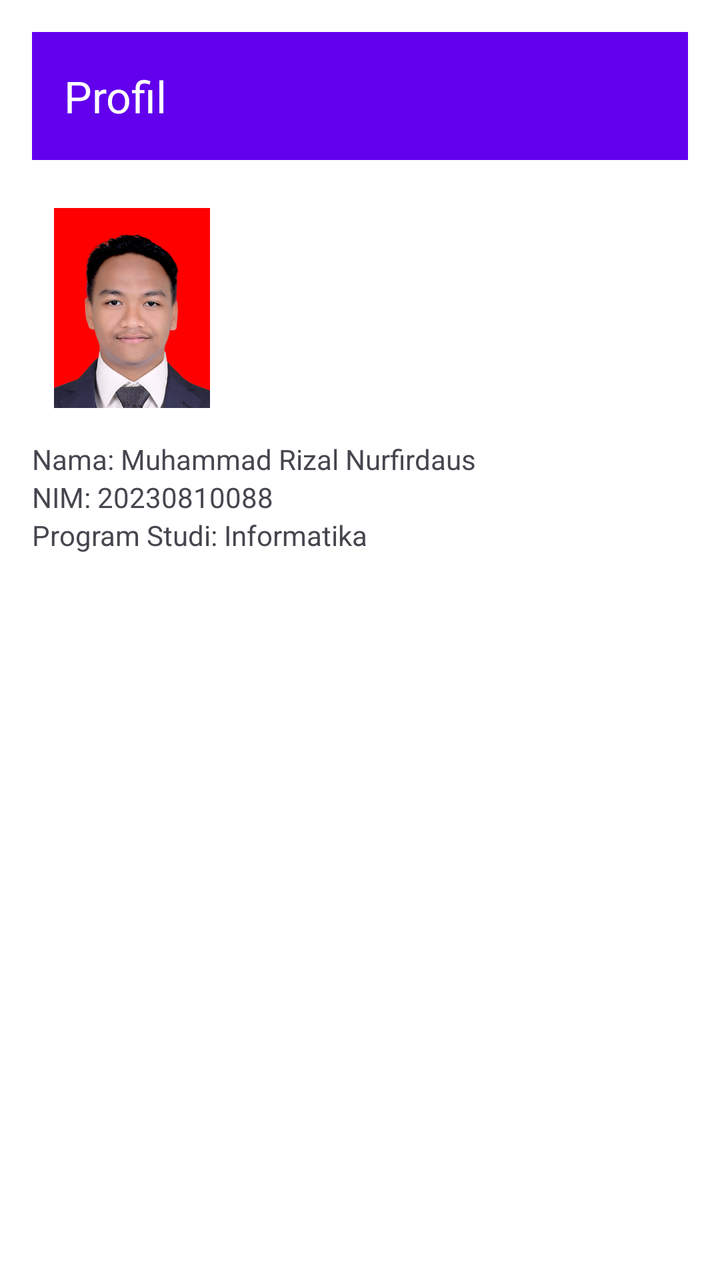
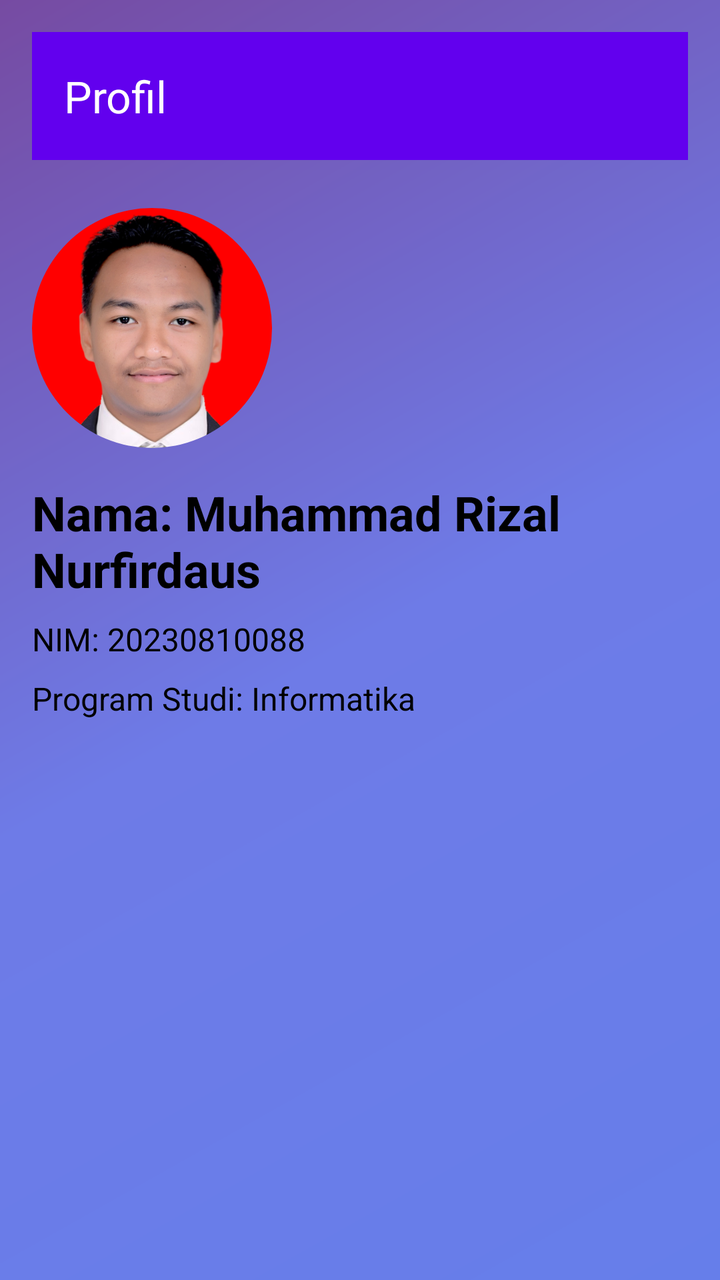

An Android layout rendered at two revisions. The XML below is the earlier revision; the diff shows what the commit changed to produce the second picture.
<!-- AndroidManifest.xml: application theme Theme.Aplikasi_Data_Mahasiswa -->
<!-- res/layout/activity_profile.xml -->
<?xml version="1.0" encoding="utf-8"?>
<LinearLayout xmlns:android="http://schemas.android.com/apk/res/android"
    xmlns:app="http://schemas.android.com/apk/res-auto"
    android:layout_width="match_parent"
    android:layout_height="match_parent"
    android:orientation="vertical"
    android:padding="16dp">

    <com.google.android.material.appbar.MaterialToolbar
        android:id="@+id/toolbar"
        android:layout_width="match_parent"
        android:layout_height="wrap_content"
        android:background="?attr/colorPrimary"
        android:theme="@style/ThemeOverlay.Material3.Dark.ActionBar"
        app:title="Profil" />

    <ImageView
        android:layout_width="100dp"
        android:layout_height="100dp"
        android:layout_marginTop="24dp"
        android:src="@drawable/muhammad_rizal" />

    <TextView
        android:layout_width="wrap_content"
        android:layout_height="wrap_content"
        android:text="Nama: Muhammad Rizal Nurfirdaus"
        android:layout_marginTop="16dp" />

    <TextView
        android:layout_width="wrap_content"
        android:layout_height="wrap_content"
        android:text="NIM: 20230810088" />

    <TextView
        android:layout_width="wrap_content"
        android:layout_height="wrap_content"
        android:text="Program Studi: Informatika" />

</LinearLayout>
<!-- resources referenced by this layout -->
<resources>
  <!-- drawable muhammad_rizal: png bitmap (drawable, 206297 bytes) -->
  <style name="Theme.Aplikasi_Data_Mahasiswa" parent="Base.Theme.Aplikasi_Data_Mahasiswa" />
  <style name="Base.Theme.Aplikasi_Data_Mahasiswa" parent="Theme.Material3.DayNight.NoActionBar">
          
          <item name="colorPrimary">@color/primary</item>
          <item name="colorPrimaryDark">@color/primary_dark</item>
          <item name="colorAccent">@color/accent</item>
  
          
          <item name="android:colorBackground">@color/background</item>
          <item name="colorSurface">@color/surface</item>
  
          
          <item name="android:textColorPrimary">@color/text_primary</item>
          <item name="android:textColorSecondary">@color/text_secondary</item>
          <item name="android:textColorHint">@color/text_hint</item>
      </style>
  <color name="primary">#6200EE</color>
  <color name="primary_dark">#3700B3</color>
  <color name="accent">#03DAC5</color>
  <color name="background">#FFFFFF</color>
  <color name="surface">#FFFFFF</color>
  <color name="text_primary">#212121</color>
  <color name="text_secondary">#757575</color>
  <color name="text_hint">#9E9E9E</color>
</resources>

<!-- the commit's change to res/layout/activity_profile.xml (unified diff, before → after) -->
@@ -4,36 +4,43 @@
     android:layout_width="match_parent"
     android:layout_height="match_parent"
     android:orientation="vertical"
-    android:padding="16dp">
+    android:padding="16dp"
+    android:background="@drawable/background_gradient">
 
     <com.google.android.material.appbar.MaterialToolbar
         android:id="@+id/toolbar"
+        style="@style/ToolbarStyle"
         android:layout_width="match_parent"
         android:layout_height="wrap_content"
-        android:background="?attr/colorPrimary"
-        android:theme="@style/ThemeOverlay.Material3.Dark.ActionBar"
-        app:title="Profil" />
+        app:title="@string/profile_title" />
 
-    <ImageView
-        android:layout_width="100dp"
-        android:layout_height="100dp"
+    <com.google.android.material.imageview.ShapeableImageView
+        android:id="@+id/img_profile"
+        style="@style/ProfileImageStyle"
         android:layout_marginTop="24dp"
-        android:src="@drawable/muhammad_rizal" />
+        android:src="@drawable/muhammad_rizal"
+        android:contentDescription="@string/profile_image_desc"
+        app:shapeAppearanceOverlay="@style/CircleShapeAppearance" />
 
     <TextView
         android:layout_width="wrap_content"
         android:layout_height="wrap_content"
-        android:text="Nama: Muhammad Rizal Nurfirdaus"
-        android:layout_marginTop="16dp" />
+        style="@style/ProfileNameStyle"
+        android:text="@string/profile_name"
+        android:textColor="@android:color/black" />
 
     <TextView
         android:layout_width="wrap_content"
         android:layout_height="wrap_content"
-        android:text="NIM: 20230810088" />
+        style="@style/ProfileInfoStyle"
+        android:text="@string/profile_nim"
+        android:textColor="@android:color/black" />
 
     <TextView
         android:layout_width="wrap_content"
         android:layout_height="wrap_content"
-        android:text="Program Studi: Informatika" />
+        style="@style/ProfileInfoStyle"
+        android:text="@string/profile_study"
+        android:textColor="@android:color/black" />
 
 </LinearLayout>
<!-- resource entries referenced after the edit -->
@@ -1,7 +1,49 @@
 <!-- resources referenced by this layout -->
 <resources>
+  <!-- drawable background_gradient (drawable) -->
+  <?xml version="1.0" encoding="utf-8"?>
+  <shape xmlns:android="http://schemas.android.com/apk/res/android">
+      <gradient
+          android:angle="135"
+          android:startColor="@color/gradient_start"
+          android:centerColor="#6E7BE7"
+          android:endColor="@color/gradient_end"
+          android:type="linear" />
+  </shape>
   <!-- drawable muhammad_rizal: png bitmap (drawable, 206297 bytes) -->
+  <string name="profile_image_desc">Foto profil Muhammad Rizal</string>
+  <string name="profile_name">Nama: Muhammad Rizal Nurfirdaus</string>
+  <string name="profile_nim">NIM: 20230810088</string>
+  <string name="profile_study">Program Studi: Informatika</string>
+  <string name="profile_title">Profil</string>
+  <style name="CircleShapeAppearance" parent="ShapeAppearance.Material3.Corner.None">
+          <item name="cornerFamily">rounded</item>
+          <item name="cornerSize">50%</item>
+      </style>
+  <style name="ProfileImageStyle">
+          <item name="android:layout_width">120dp</item>
+          <item name="android:layout_height">120dp</item>
+          <item name="android:scaleType">centerCrop</item>
+      </style>
+  <style name="ProfileInfoStyle">
+          <item name="android:textSize">16sp</item>
+          <item name="android:textColor">@color/text_secondary</item>
+          <item name="android:layout_marginTop">8dp</item>
+      </style>
+  <style name="ProfileNameStyle">
+          <item name="android:textSize">24sp</item>
+          <item name="android:textStyle">bold</item>
+          <item name="android:textColor">@color/text_primary</item>
+          <item name="android:layout_marginTop">16dp</item>
+      </style>
+  <style name="ToolbarStyle" parent="Widget.Material3.Toolbar">
+          <item name="android:background">?attr/colorPrimary</item>
+          <item name="titleTextColor">@color/white</item>
+          <item name="android:elevation">4dp</item>
+      </style>
   <style name="Theme.Aplikasi_Data_Mahasiswa" parent="Base.Theme.Aplikasi_Data_Mahasiswa" />
+  <color name="gradient_start">#667eea</color>
+  <color name="gradient_end">#764ba2</color>
   <style name="Base.Theme.Aplikasi_Data_Mahasiswa" parent="Theme.Material3.DayNight.NoActionBar">
           
           <item name="colorPrimary">@color/primary</item>
@@ -23,6 +65,7 @@
   <color name="background">#FFFFFF</color>
   <color name="surface">#FFFFFF</color>
   <color name="text_primary">#212121</color>
+  <color name="white">#FFFFFFFF</color>
   <color name="text_secondary">#757575</color>
   <color name="text_hint">#9E9E9E</color>
 </resources>
